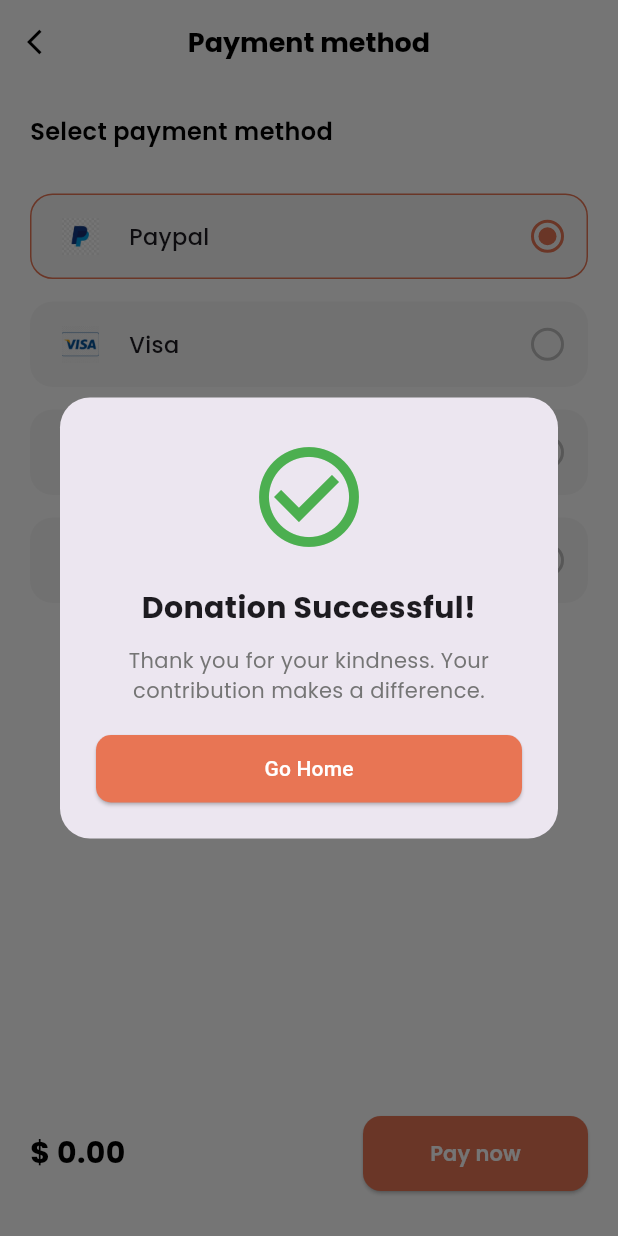
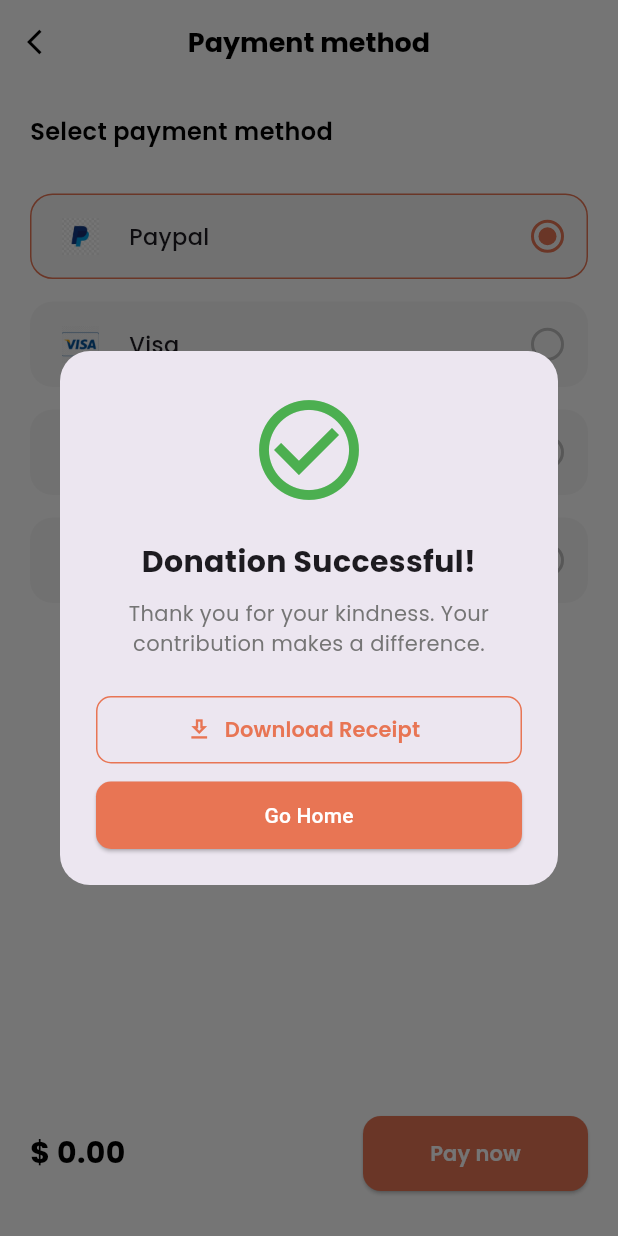
Before and after one commit to mianzainjhandir/charity_app, a Flutter app: the PaymentMethodScreen screen opened directly with empty values, after a tap on "Pay now", on a phone screen of 412 x 824 dp. Run offline on Flutter 3.47's test engine with Material 3 defaults, Android fonts, the phone set to English and light mode, and no system bars; our stand-ins replace cloud_firestore, firebase_auth, firebase_core, gap, get, google_fonts and 4 more; accounts and stored records are empty.

Commit message:
Added receipt method user can download receipt after making donation.

```diff
--- a/lib/views/home/payment_method_screen.dart
+++ b/lib/views/home/payment_method_screen.dart
@@ -4,6 +4,7 @@ import 'package:flutter/material.dart';
 import 'package:gap/gap.dart';
 import 'package:get/get.dart';
 import 'package:google_fonts/google_fonts.dart';
+import '../../utils/pdf_helper.dart';
 
 class PaymentMethodScreen extends StatefulWidget {
   final double amount;
@@ -194,6 +195,8 @@ class _PaymentMethodScreenState extends State<PaymentMethodScreen> {
     );
   }
 
+  String? lastDonationId;
+
   Future<void> _processPayment() async {
     final user = FirebaseAuth.instance.currentUser;
     if (user == null) return;
@@ -210,6 +213,8 @@ class _PaymentMethodScreenState extends State<PaymentMethodScreen> {
 
       // 2. Add Donation Record for History
       final donationId = DateTime.now().millisecondsSinceEpoch.toString();
+      lastDonationId = donationId;
+
       final donationRef = FirebaseFirestore.instance.collection('donations').doc(donationId);
       batch.set(donationRef, {
         'id': donationId,
@@ -233,6 +238,7 @@ class _PaymentMethodScreenState extends State<PaymentMethodScreen> {
   }
 
   void _showSuccessDialog() {
+    final user = FirebaseAuth.instance.currentUser;
     Get.dialog(
       AlertDialog(
         shape: RoundedRectangleBorder(borderRadius: BorderRadius.circular(20)),
@@ -253,7 +259,30 @@ class _PaymentMethodScreenState extends State<PaymentMethodScreen> {
               textAlign: TextAlign.center,
               style: GoogleFonts.poppins(color: Colors.grey.shade600),
             ),
-            const Gap(20),
+            const Gap(25),
+            // Download Receipt Button
+            SizedBox(
+              width: double.infinity,
+              height: 45,
+              child: OutlinedButton.icon(
+                onPressed: () {
+                  PdfHelper.generateDonationReceipt(
+                    userName: user?.displayName ?? "Donor",
+                    campaignTitle: widget.campaignTitle,
+                    amount: widget.amount,
+                    paymentMethod: selectedMethod,
+                    donationId: lastDonationId ?? "N/A",
+                  );
+                },
+                icon: const Icon(Icons.download_outlined, color: Color(0xFFE87554)),
+                label: Text("Download Receipt", style: GoogleFonts.poppins(color: const Color(0xFFE87554), fontWeight: FontWeight.w600)),
+                style: OutlinedButton.styleFrom(
+                  side: const BorderSide(color: Color(0xFFE87554)),
+                  shape: RoundedRectangleBorder(borderRadius: BorderRadius.circular(10)),
+                ),
+              ),
+            ),
+            const Gap(12),
             SizedBox(
               width: double.infinity,
               height: 45,
--- a/pubspec.yaml
+++ b/pubspec.yaml
@@ -44,6 +44,8 @@ dependencies:
   cloud_firestore: ^6.9.0
   image_picker: ^1.1.2
   intl: ^0.19.0
+  pdf: ^3.11.1
+  printing: ^5.13.2
 
 dev_dependencies:
   flutter_test:
```
Also changed, not shown: lib/utils/pdf_helper.dart (added, +141 -0 lines), pubspec.lock, 5 other files.
